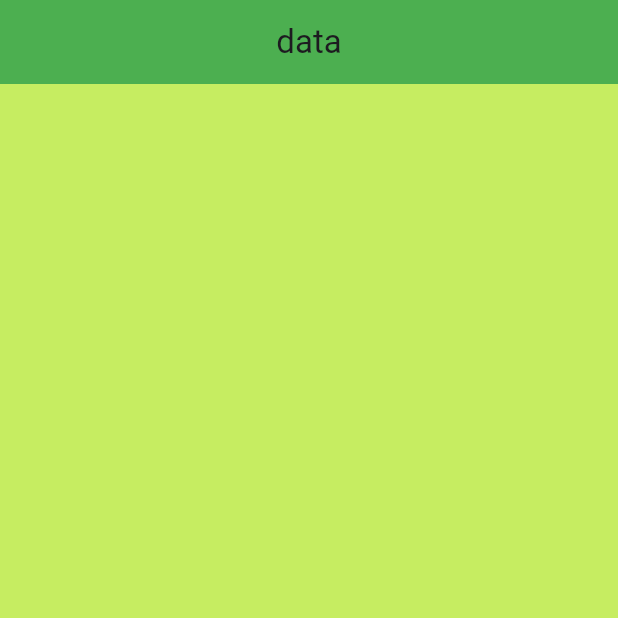
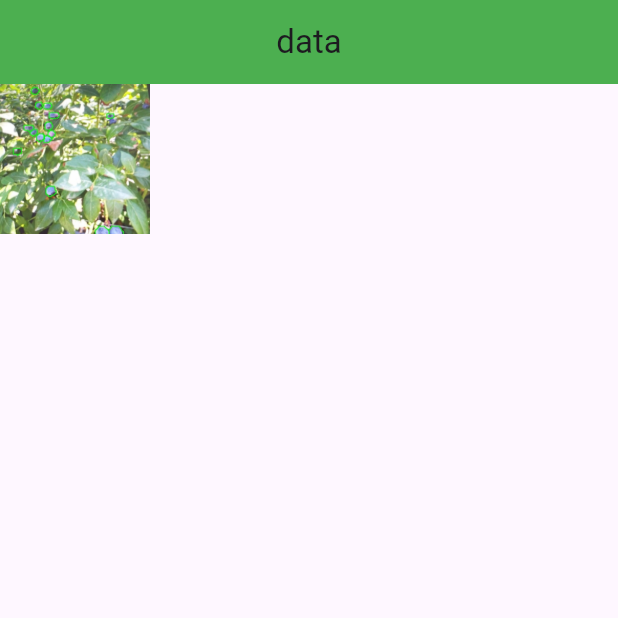
Before and after one commit to Mustafayilmaz01/flutter-course, a Flutter app: the screen it shows after launch, on a phone screen of 412 x 824 dp, the top half of it. Run offline on Flutter 3.47's test engine with Material 3 defaults, Android fonts, the phone set to English and light mode, and no system bars.

Commit message:
4.videoyu bitiridim

```diff
--- a/lib/101/app_bar.dart
+++ b/lib/101/app_bar.dart
@@ -1,15 +1,17 @@
 import 'package:flutter/material.dart';
 
 class AppbarLearnView extends StatelessWidget {
+  const AppbarLearnView({super.key});
+
   @override
   Widget build(Object context) {
-    final String _title = 'Welcome Learn';
+    final String title = 'Welcome Learn';
 
     return Scaffold(
 
 
      appBar: AppBar(
-    title: Center(child: Text(_title)),
+    title: Center(child: Text(title)),
     leading: const Icon(Icons.chevron_left),
 
     actions: [
--- /dev/null
+++ b/lib/101/image_learn.dart
@@ -0,0 +1,35 @@
+import 'package:flutter/material.dart';
+
+class ImageLearn extends StatelessWidget {
+  const ImageLearn({super.key});
+
+  @override
+  Widget build(BuildContext context) {
+
+    return Scaffold(
+     appBar: AppBar(title: Text('data'),
+     ),
+    body: Column(
+      children: [
+        SizedBox(
+        height: 100,
+        width: 100,
+        child: Image.asset(Imagesinif.resim,
+        fit: BoxFit.cover,
+
+        ),
+
+        ),
+
+      ],
+
+    ),
+
+
+    );
+  }
+
+}
+class Imagesinif{
+  static String resim = "assets/images/logo.png";
+}
--- a/lib/101/scaffold_learn.dart
+++ b/lib/101/scaffold_learn.dart
@@ -1,7 +1,7 @@
 import 'package:flutter/material.dart';
 
 class ScaffoldLearnView extends StatelessWidget {
-  const ScaffoldLearnView({Key? key}) : super(key: key);
+  const ScaffoldLearnView({super.key});
 
   @override
   Widget build(BuildContext context) {
--- a/lib/main.dart
+++ b/lib/main.dart
@@ -1,5 +1,7 @@
 import 'package:flutter/material.dart';
-import 'package:full_learn/101/color_learn.dart';
+import 'package:full_learn/101/card_learn.dart';
+import 'package:full_learn/101/image_learn.dart';
+
 
 void main() {
   runApp(const MyApp());
@@ -23,7 +25,9 @@ class MyApp extends StatelessWidget {
 
         ),
       ),
-      home: const ColorLearnView(),
+      home: ImageLearn(
+
+      ),
     );
   }
 }
```
Also changed, not shown: lib/101/card_learn.dart (added, +62 -0 lines), lib/101/container_sized_box_learn.dart (+5 -2 lines), lib/101/padding_learn.dart (added, +35 -0 lines), lib/101/stateless_learn.dart (added, +39 -0 lines).
